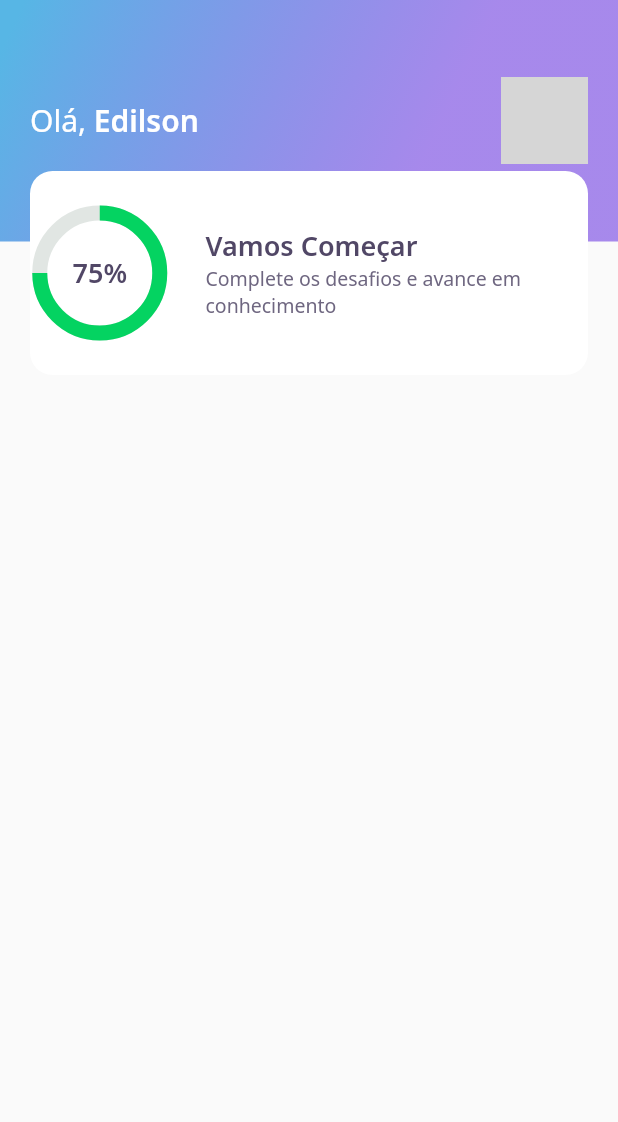
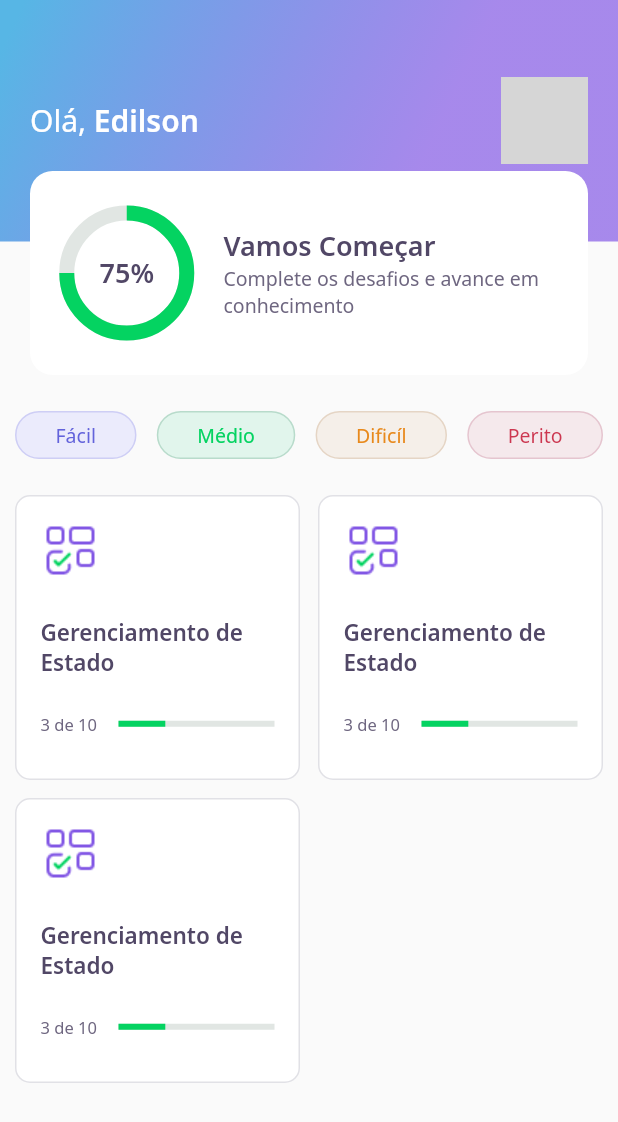
Before and after one commit to edilson14/devquiz, a Flutter app: the screen it shows after launch, on a phone screen of 412 x 824 dp. Shown: the top 1122 px of the screen. Run offline on Flutter 3.47's test engine with Material 2 defaults, Android fonts, the phone set to English and light mode, and no system bars; our stand-ins replace google_fonts; network calls fail; grey boxes are pictures that could not be loaded.

Commit message:
aula 2 level button && quiz card

```diff
--- a/lib/home/home_page.dart
+++ b/lib/home/home_page.dart
@@ -1,4 +1,6 @@
 import 'package:devquiz/home/widgets/appbar/app_bar_widget.dart';
+import 'package:devquiz/home/widgets/level_button/level_button_widget.dart';
+import 'package:devquiz/home/widgets/quiz_card/quiz_card_widget.dart';
 import 'package:flutter/material.dart';
 
 class HomePage extends StatefulWidget {
@@ -12,6 +14,52 @@ class _HomePageState extends State<HomePage> {
   Widget build(BuildContext context) {
     return Scaffold(
       appBar: AppBarWidget(),
+      body: Padding(
+        padding: const EdgeInsets.symmetric(horizontal: 10),
+        child: Column(
+          children: [
+            SizedBox(
+              height: 24,
+            ),
+            levelButtons(),
+            SizedBox(
+              height: 24,
+            ),
+            Expanded(
+              child: GridView.count(
+                crossAxisSpacing: 12,
+                mainAxisSpacing: 12,
+                crossAxisCount: 2,
+                children: [
+                  QuizCardWidget(),
+                  QuizCardWidget(),
+                  QuizCardWidget(),
+                ],
+              ),
+            )
+          ],
+        ),
+      ),
+    );
+  }
+
+  Row levelButtons() {
+    return Row(
+      mainAxisAlignment: MainAxisAlignment.spaceBetween,
+      children: [
+        LevelButtonWidget(
+          label: 'Fácil',
+        ),
+        LevelButtonWidget(
+          label: 'Médio',
+        ),
+        LevelButtonWidget(
+          label: 'Dificíl',
+        ),
+        LevelButtonWidget(
+          label: 'Perito',
+        ),
+      ],
     );
   }
 }
--- /dev/null
+++ b/lib/home/widgets/level_button/level_button_widget.dart
@@ -0,0 +1,64 @@
+import 'package:devquiz/core/app_colors.dart';
+import 'package:devquiz/core/core.dart';
+import 'package:flutter/material.dart';
+import 'package:google_fonts/google_fonts.dart';
+
+class LevelButtonWidget extends StatelessWidget {
+  final String label;
+  LevelButtonWidget({@required this.label})
+      : assert(
+          ['Fácil', 'Médio', 'Dificíl', 'Perito'].contains(label),
+        );
+
+  final config = {
+    "Fácil": {
+      'color': AppColors.levelButtonFacil,
+      'borderColor': AppColors.levelButtonBorderFacil,
+      'fontColor': AppColors.levelButtonTextFacil
+    },
+    "Médio": {
+      'color': AppColors.levelButtonMedio,
+      'borderColor': AppColors.levelButtonBorderMedio,
+      'fontColor': AppColors.levelButtonTextMedio
+    },
+    "Dificíl": {
+      'color': AppColors.levelButtonDificil,
+      'borderColor': AppColors.levelButtonBorderDificil,
+      'fontColor': AppColors.levelButtonTextDificil
+    },
+    "Perito": {
+      'color': AppColors.levelButtonPerito,
+      'borderColor': AppColors.levelButtonBorderPerito,
+      'fontColor': AppColors.levelButtonTextPerito
+    }
+  };
+
+  Color get color => config[label]['color'];
+  Color get borderColor => config[label]['borderColor'];
+  Color get fontColor => config[label]['fontColor'];
+
+  @override
+  Widget build(BuildContext context) {
+    return Container(
+      decoration: BoxDecoration(
+        borderRadius: BorderRadius.circular(28),
+        color: color,
+        border: Border.fromBorderSide(
+          BorderSide(
+            color: borderColor,
+          ),
+        ),
+      ),
+      child: Padding(
+        padding: const EdgeInsets.symmetric(horizontal: 26, vertical: 6),
+        child: Text(
+          label,
+          style: GoogleFonts.notoSans(
+            color: fontColor,
+            fontSize: 13,
+          ),
+        ),
+      ),
+    );
+  }
+}
--- /dev/null
+++ b/lib/home/widgets/quiz_card/quiz_card_widget.dart
@@ -0,0 +1,65 @@
+import 'package:devquiz/core/app_colors.dart';
+import 'package:devquiz/core/app_images.dart';
+import 'package:devquiz/core/app_text_styles.dart';
+import 'package:flutter/material.dart';
+
+class QuizCardWidget extends StatelessWidget {
+  @override
+  Widget build(BuildContext context) {
+    return Container(
+      padding: EdgeInsets.all(16),
+      decoration: BoxDecoration(
+        color: AppColors.white,
+        borderRadius: BorderRadius.circular(10),
+        border: Border.fromBorderSide(
+          BorderSide(
+            color: AppColors.border,
+          ),
+        ),
+      ),
+      child: Column(
+        crossAxisAlignment: CrossAxisAlignment.start,
+        children: [
+          Container(
+            height: 40,
+            width: 40,
+            child: Image.asset(
+              AppImages.blocks,
+            ),
+          ),
+          SizedBox(
+            height: 24,
+          ),
+          Text(
+            'Gerenciamento de Estado',
+            style: AppTextStyles.heading15,
+          ),
+          SizedBox(
+            height: 24,
+          ),
+          Row(
+            children: [
+              Expanded(
+                flex: 1,
+                child: Text(
+                  '3 de 10',
+                  style: AppTextStyles.body11,
+                ),
+              ),
+              Expanded(
+                flex: 2,
+                child: LinearProgressIndicator(
+                  value: 0.3,
+                  backgroundColor: AppColors.chartSecondary,
+                  valueColor: AlwaysStoppedAnimation<Color>(
+                    AppColors.chartPrimary,
+                  ),
+                ),
+              )
+            ],
+          )
+        ],
+      ),
+    );
+  }
+}
--- a/lib/home/widgets/score_card/score_card_widget.dart
+++ b/lib/home/widgets/score_card/score_card_widget.dart
@@ -14,6 +14,8 @@ class ScoreCardWidget extends StatelessWidget {
           color: AppColors.white,
           borderRadius: BorderRadius.circular(15),
         ),
+        child: Padding(
+          padding: const EdgeInsets.symmetric(horizontal: 24),
           child: Row(
             children: [
               Expanded(
@@ -43,6 +45,7 @@ class ScoreCardWidget extends StatelessWidget {
             ],
           ),
         ),
+      ),
     );
   }
 }
```
Lines whose indentation alone changed are shown as unchanged.
